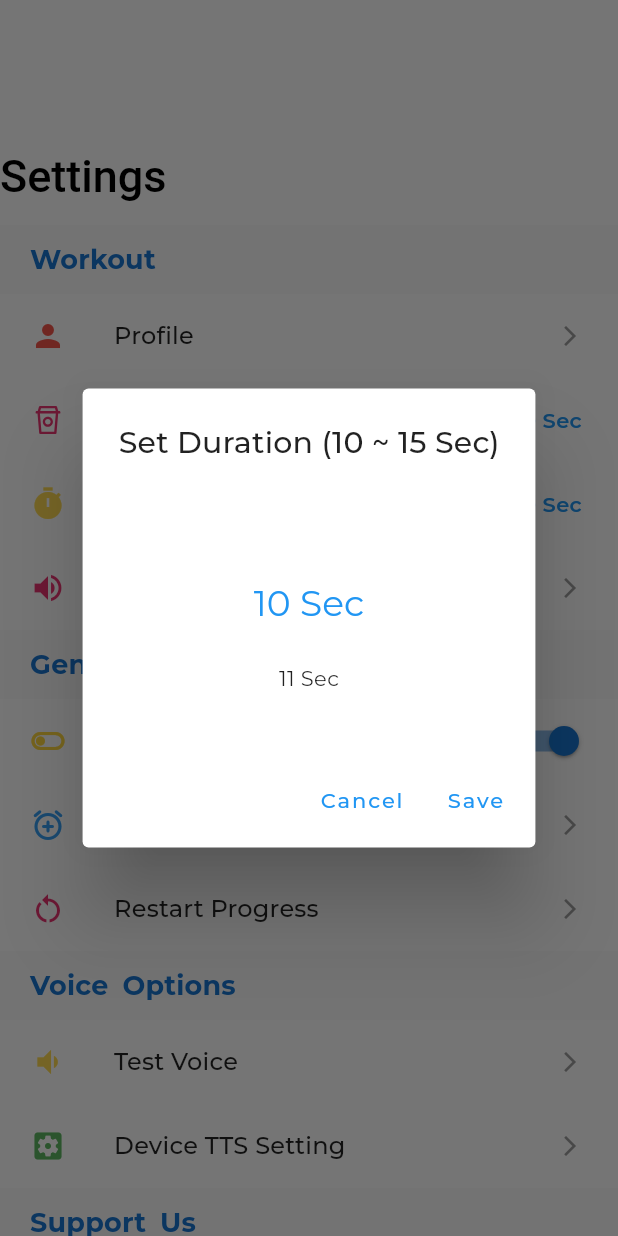
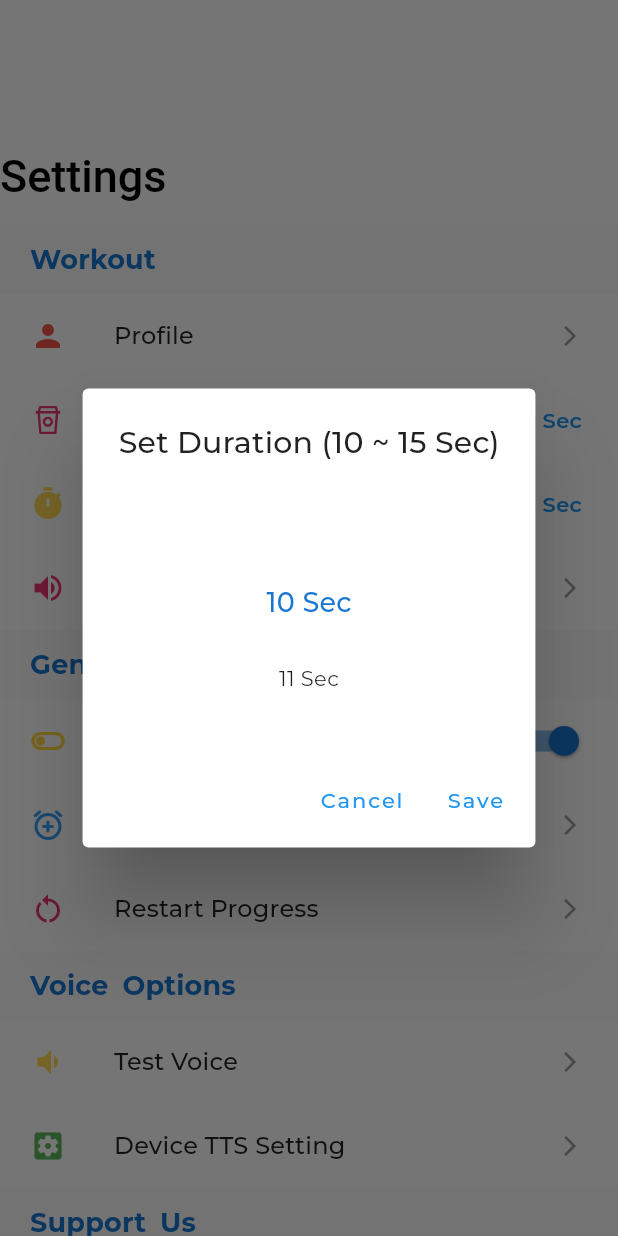
Before and after one commit to gaoypChina/home_workout_app, a Flutter app: the SettingPage screen opened by its route, after a tap on "Countdown time", on a phone screen of 412 x 824 dp. Run offline on Flutter 3.47's test engine with Material 2 defaults, Android fonts, the light colour scheme and no system bars; drawn by our look-alikes of numberpicker; our stand-ins replace confetti, connectivity_plus, device_info, eva_icons_flutter, fl_chart, flutter_bloc and 23 more; missing offline and left inert: android_intent_plus, audiofileplayer, dashed_circle, flutter_email_sender, flutter_rounded_date_picker, rate_my_app and 1 more; accounts and stored records are empty.

Commit message:
bug fixed

```diff
--- a/lib/pages/main/setting_page/reminder_screen.dart
+++ b/lib/pages/main/setting_page/reminder_screen.dart
@@ -167,7 +167,7 @@ class _ReminderTabState extends State<ReminderTab> {
             child: TextButton(
               onPressed: () {
                 _setReminder(isChecked);
-                constants.getToast("Your changes saved successfully");
+                constants.getToast("Your changes saved successfully",isDark);
                 Navigator.of(context).pop();
               },
               child: Text("Save"),
--- a/lib/pages/main/setting_page/sound_settings_page.dart
+++ b/lib/pages/main/setting_page/sound_settings_page.dart
@@ -145,7 +145,7 @@ class _SoundSettingState extends State<SoundSetting> {
                   spHelper.saveBool(spKey.voice, voice);
                   spHelper.saveBool(spKey.effect, effect);
                   Navigator.of(context).pop();
-                  constants.getToast("Sound Settings Saved");
+                  constants.getToast("Sound Settings Saved",isDark);
                 },
                 child: Text("Save",
                     style: TextStyle(
--- a/lib/pages/main/setting_page/training_settings_screen.dart
+++ b/lib/pages/main/setting_page/training_settings_screen.dart
@@ -27,6 +27,8 @@ class _WorkoutTimePickerState extends State<WorkoutTimePicker> {
 
   @override
   Widget build(BuildContext context) {
+    bool isDark = MediaQuery.of(context).platformBrightness == Brightness.dark;
+
     return AlertDialog(
       title: Text("Set Duration (${widget.minimumVal} ~ ${widget.maximumVal} Sec)"),
       content: NumberPicker(
@@ -34,6 +36,7 @@ class _WorkoutTimePickerState extends State<WorkoutTimePicker> {
         step:widget.maximumVal ==15?1: 5,
         minValue: widget.minimumVal,
         maxValue: widget.maximumVal,
+        selectedTextStyle: TextStyle(color:isDark? Colors.blue:Colors.blue.shade700, fontSize: 18,fontWeight: FontWeight.w500),
         textMapper: (title) {
           return "$title Sec";
         },
```
